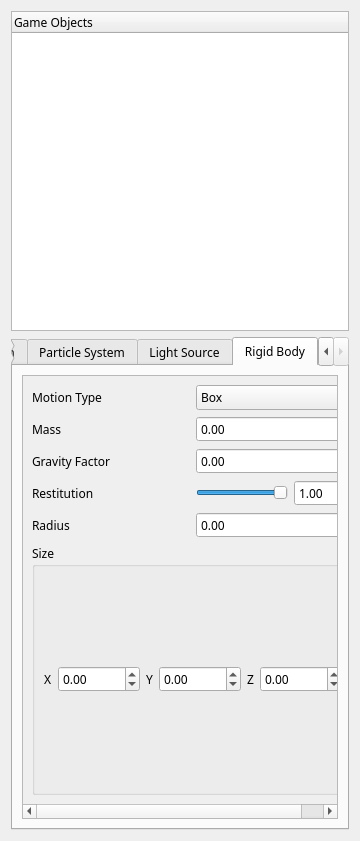
First picture: the form in Source/UI/HierarchyWidget.ui, repository kevinmore/Project-Nebula, before the edit.
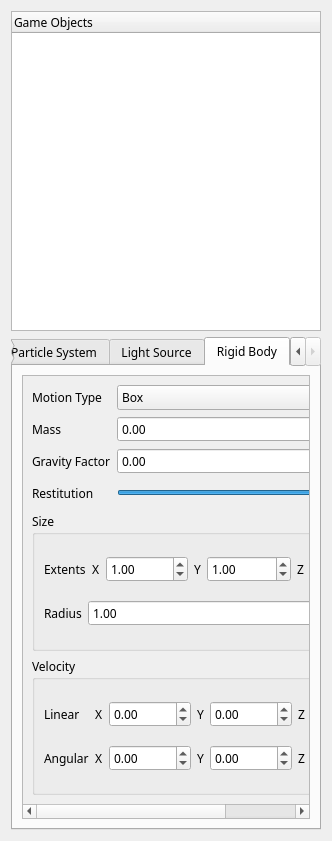
Second picture: the form after the edit. The open tabs and pages were chosen to show the change. Icons and pictures are not drawn.

Commit message: Implemented GUI control over Rigid body

What changed in the file:
```diff
--- a/Source/UI/HierarchyWidget.ui
+++ b/Source/UI/HierarchyWidget.ui
@@ -9,7 +9,7 @@
    <rect>
     <x>0</x>
     <y>0</y>
-    <width>360</width>
+    <width>332</width>
     <height>841</height>
    </rect>
   </property>
@@ -2576,15 +2576,21 @@
            <rect>
             <x>0</x>
             <y>0</y>
-            <width>316</width>
+            <width>288</width>
             <height>428</height>
            </rect>
           </property>
-          <layout class="QVBoxLayout" name="verticalLayout_19">
+          <layout class="QVBoxLayout" name="verticalLayout_21">
            <item>
             <layout class="QGridLayout" name="gridLayout_7">
              <item row="0" column="0">
               <widget class="QLabel" name="label_39">
+               <property name="sizePolicy">
+                <sizepolicy hsizetype="Fixed" vsizetype="Preferred">
+                 <horstretch>0</horstretch>
+                 <verstretch>0</verstretch>
+                </sizepolicy>
+               </property>
                <property name="text">
                 <string>Motion Type</string>
                </property>
@@ -2647,6 +2653,12 @@
              </item>
              <item row="1" column="1">
               <widget class="QDoubleSpinBox" name="doubleSpinBox_RigidBodyMass">
+               <property name="toolTip">
+                <string>Mass of the Rigid Body, Unit: kg</string>
+               </property>
+               <property name="decimals">
+                <number>2</number>
+               </property>
                <property name="maximum">
                 <double>99999.990000000005239</double>
                </property>
@@ -2718,30 +2730,21 @@
              </item>
             </layout>
            </item>
-           <item>
-            <layout class="QHBoxLayout" name="horizontalLayout_51">
-             <item>
-              <widget class="QLabel" name="label_60">
-               <property name="text">
-                <string>Radius</string>
-               </property>
-              </widget>
-             </item>
-             <item>
-              <widget class="QDoubleSpinBox" name="doubleSpinBox_RigidBodyRadius">
-               <property name="maximum">
-                <double>99999.990000000005239</double>
-               </property>
-              </widget>
-             </item>
-            </layout>
-           </item>
            <item>
             <widget class="QGroupBox" name="groupBox_9">
              <property name="title">
               <string>Size</string>
              </property>
-             <layout class="QHBoxLayout" name="horizontalLayout_46">
+             <layout class="QVBoxLayout" name="verticalLayout_19">
+              <item>
+               <layout class="QHBoxLayout" name="horizontalLayout_RigidBody_BoxSize">
+                <item>
+                 <widget class="QLabel" name="label_60">
+                  <property name="text">
+                   <string>Extents</string>
+                  </property>
+                 </widget>
+                </item>
               <item>
                <layout class="QHBoxLayout" name="horizontalLayout_47">
                 <item>
@@ -2765,8 +2768,14 @@
                     <height>0</height>
                    </size>
                   </property>
+                    <property name="toolTip">
+                     <string>Extents of the box on X axis, Unit: Meter</string>
+                    </property>
+                    <property name="decimals">
+                     <number>2</number>
+                    </property>
                   <property name="minimum">
-                   <double>-99999.990000000005239</double>
+                     <double>0.000000000000000</double>
                   </property>
                   <property name="maximum">
                    <double>99999.990000000005239</double>
@@ -2774,6 +2783,9 @@
                   <property name="singleStep">
                    <double>0.100000000000000</double>
                   </property>
+                    <property name="value">
+                     <double>1.000000000000000</double>
+                    </property>
                  </widget>
                 </item>
                </layout>
@@ -2795,8 +2807,14 @@
                     <verstretch>0</verstretch>
                    </sizepolicy>
                   </property>
+                    <property name="toolTip">
+                     <string>Extents of the box on Y axis, Unit: Meter</string>
+                    </property>
+                    <property name="decimals">
+                     <number>2</number>
+                    </property>
                   <property name="minimum">
-                   <double>-99999.990000000005239</double>
+                     <double>0.000000000000000</double>
                   </property>
                   <property name="maximum">
                    <double>99999.990000000005239</double>
@@ -2804,6 +2822,9 @@
                   <property name="singleStep">
                    <double>0.100000000000000</double>
                   </property>
+                    <property name="value">
+                     <double>1.000000000000000</double>
+                    </property>
                  </widget>
                 </item>
                </layout>
@@ -2825,7 +2846,132 @@
                     <verstretch>0</verstretch>
                    </sizepolicy>
                   </property>
+                    <property name="toolTip">
+                     <string>Extents of the box on Z axis, Unit: Meter</string>
+                    </property>
+                    <property name="decimals">
+                     <number>2</number>
+                    </property>
                   <property name="minimum">
+                     <double>0.000000000000000</double>
+                    </property>
+                    <property name="maximum">
+                     <double>99999.990000000005239</double>
+                    </property>
+                    <property name="singleStep">
+                     <double>0.100000000000000</double>
+                    </property>
+                    <property name="value">
+                     <double>1.000000000000000</double>
+                    </property>
+                   </widget>
+                  </item>
+                 </layout>
+                </item>
+               </layout>
+              </item>
+              <item>
+               <layout class="QHBoxLayout" name="horizontalLayout_RigidBody_SphereSize">
+                <item>
+                 <widget class="QLabel" name="label_66">
+                  <property name="sizePolicy">
+                   <sizepolicy hsizetype="Fixed" vsizetype="Preferred">
+                    <horstretch>0</horstretch>
+                    <verstretch>0</verstretch>
+                   </sizepolicy>
+                  </property>
+                  <property name="text">
+                   <string>Radius</string>
+                  </property>
+                 </widget>
+                </item>
+                <item>
+                 <widget class="QDoubleSpinBox" name="doubleSpinBox_RigidBodyRadius">
+                  <property name="toolTip">
+                   <string>Radius of the sphere, Unit: Meter</string>
+                  </property>
+                  <property name="decimals">
+                   <number>2</number>
+                  </property>
+                  <property name="minimum">
+                   <double>0.000000000000000</double>
+                  </property>
+                  <property name="maximum">
+                   <double>99999.990000000005239</double>
+                  </property>
+                  <property name="value">
+                   <double>1.000000000000000</double>
+                  </property>
+                 </widget>
+                </item>
+               </layout>
+              </item>
+             </layout>
+            </widget>
+           </item>
+           <item>
+            <widget class="QGroupBox" name="groupBox_10">
+             <property name="title">
+              <string>Velocity</string>
+             </property>
+             <layout class="QVBoxLayout" name="verticalLayout_20">
+              <item>
+               <layout class="QHBoxLayout" name="horizontalLayout_52">
+                <item>
+                 <widget class="QLabel" name="label_68">
+                  <property name="sizePolicy">
+                   <sizepolicy hsizetype="Fixed" vsizetype="Preferred">
+                    <horstretch>0</horstretch>
+                    <verstretch>0</verstretch>
+                   </sizepolicy>
+                  </property>
+                  <property name="minimumSize">
+                   <size>
+                    <width>45</width>
+                    <height>0</height>
+                   </size>
+                  </property>
+                  <property name="maximumSize">
+                   <size>
+                    <width>45</width>
+                    <height>16777215</height>
+                   </size>
+                  </property>
+                  <property name="text">
+                   <string>Linear</string>
+                  </property>
+                 </widget>
+                </item>
+                <item>
+                 <layout class="QHBoxLayout" name="horizontalLayout_53">
+                  <item>
+                   <widget class="QLabel" name="label_69">
+                    <property name="text">
+                     <string>X</string>
+                    </property>
+                   </widget>
+                  </item>
+                  <item>
+                   <widget class="QDoubleSpinBox" name="doubleSpinBox_RigidBoxLinearVelocityX">
+                    <property name="sizePolicy">
+                     <sizepolicy hsizetype="Expanding" vsizetype="Fixed">
+                      <horstretch>0</horstretch>
+                      <verstretch>0</verstretch>
+                     </sizepolicy>
+                    </property>
+                    <property name="minimumSize">
+                     <size>
+                      <width>0</width>
+                      <height>0</height>
+                     </size>
+                    </property>
+                    <property name="toolTip">
+                     <string>Linear Velocity on X axis, Unit: Meter/Second</string>
+                    </property>
+                    <property name="decimals">
+                     <number>2</number>
+                    </property>
+                    <property name="minimum">
                    <double>-99999.990000000005239</double>
                   </property>
                   <property name="maximum">
@@ -2841,20 +2987,254 @@
                 </item>
                </layout>
               </item>
-             </layout>
-            </widget>
-           </item>
-          </layout>
-         </widget>
-        </widget>
-       </item>
-      </layout>
-     </widget>
+                <item>
+                 <layout class="QHBoxLayout" name="horizontalLayout_54">
+                  <item>
+                   <widget class="QLabel" name="label_70">
+                    <property name="text">
+                     <string>Y</string>
+                    </property>
+                   </widget>
+                  </item>
+                  <item>
+                   <widget class="QDoubleSpinBox" name="doubleSpinBox_RigidBoxLinearVelocityY">
+                    <property name="sizePolicy">
+                     <sizepolicy hsizetype="Expanding" vsizetype="Fixed">
+                      <horstretch>0</horstretch>
+                      <verstretch>0</verstretch>
+                     </sizepolicy>
+                    </property>
+                    <property name="toolTip">
+                     <string>Linear Velocity on Y axis, Unit: Meter/Second</string>
+                    </property>
+                    <property name="decimals">
+                     <number>2</number>
+                    </property>
+                    <property name="minimum">
+                     <double>-99999.990000000005239</double>
+                    </property>
+                    <property name="maximum">
+                     <double>99999.990000000005239</double>
+                    </property>
+                    <property name="singleStep">
+                     <double>0.100000000000000</double>
+                    </property>
+                    <property name="value">
+                     <double>0.000000000000000</double>
+                    </property>
+                   </widget>
+                  </item>
+                 </layout>
+                </item>
+                <item>
+                 <layout class="QHBoxLayout" name="horizontalLayout_55">
+                  <item>
+                   <widget class="QLabel" name="label_71">
+                    <property name="text">
+                     <string>Z</string>
+                    </property>
+                   </widget>
+                  </item>
+                  <item>
+                   <widget class="QDoubleSpinBox" name="doubleSpinBox_RigidBoxLinearVelocityZ">
+                    <property name="sizePolicy">
+                     <sizepolicy hsizetype="Expanding" vsizetype="Fixed">
+                      <horstretch>0</horstretch>
+                      <verstretch>0</verstretch>
+                     </sizepolicy>
+                    </property>
+                    <property name="toolTip">
+                     <string>Linear Velocity on Z axis, Unit: Meter/Second</string>
+                    </property>
+                    <property name="decimals">
+                     <number>2</number>
+                    </property>
+                    <property name="minimum">
+                     <double>-99999.990000000005239</double>
+                    </property>
+                    <property name="maximum">
+                     <double>99999.990000000005239</double>
+                    </property>
+                    <property name="singleStep">
+                     <double>0.100000000000000</double>
+                    </property>
+                    <property name="value">
+                     <double>0.000000000000000</double>
+                    </property>
+                   </widget>
+                  </item>
+                 </layout>
+                </item>
+               </layout>
+              </item>
+              <item>
+               <layout class="QHBoxLayout" name="horizontalLayout_56">
+                <item>
+                 <widget class="QLabel" name="label_72">
+                  <property name="sizePolicy">
+                   <sizepolicy hsizetype="Fixed" vsizetype="Preferred">
+                    <horstretch>0</horstretch>
+                    <verstretch>0</verstretch>
+                   </sizepolicy>
+                  </property>
+                  <property name="minimumSize">
+                   <size>
+                    <width>45</width>
+                    <height>0</height>
+                   </size>
+                  </property>
+                  <property name="maximumSize">
+                   <size>
+                    <width>45</width>
+                    <height>16777215</height>
+                   </size>
+                  </property>
+                  <property name="text">
+                   <string>Angular</string>
+                  </property>
+                 </widget>
+                </item>
+                <item>
+                 <layout class="QHBoxLayout" name="horizontalLayout_57">
+                  <item>
+                   <widget class="QLabel" name="label_73">
+                    <property name="text">
+                     <string>X</string>
+                    </property>
+                   </widget>
+                  </item>
+                  <item>
+                   <widget class="QDoubleSpinBox" name="doubleSpinBox_RigidBoxAngularVelocityX">
+                    <property name="sizePolicy">
+                     <sizepolicy hsizetype="Expanding" vsizetype="Fixed">
+                      <horstretch>0</horstretch>
+                      <verstretch>0</verstretch>
+                     </sizepolicy>
+                    </property>
+                    <property name="minimumSize">
+                     <size>
+                      <width>0</width>
+                      <height>0</height>
+                     </size>
+                    </property>
+                    <property name="toolTip">
+                     <string>Angular Velocity on X axis, Unit: Radians/Second</string>
+                    </property>
+                    <property name="decimals">
+                     <number>2</number>
+                    </property>
+                    <property name="minimum">
+                     <double>-99999.990000000005239</double>
+                    </property>
+                    <property name="maximum">
+                     <double>99999.990000000005239</double>
+                    </property>
+                    <property name="singleStep">
+                     <double>0.100000000000000</double>
+                    </property>
+                    <property name="value">
+                     <double>0.000000000000000</double>
+                    </property>
+                   </widget>
+                  </item>
+                 </layout>
+                </item>
+                <item>
+                 <layout class="QHBoxLayout" name="horizontalLayout_58">
+                  <item>
+                   <widget class="QLabel" name="label_74">
+                    <property name="text">
+                     <string>Y</string>
+                    </property>
+                   </widget>
+                  </item>
+                  <item>
+                   <widget class="QDoubleSpinBox" name="doubleSpinBox_RigidBoxAngularVelocityY">
+                    <property name="sizePolicy">
+                     <sizepolicy hsizetype="Expanding" vsizetype="Fixed">
+                      <horstretch>0</horstretch>
+                      <verstretch>0</verstretch>
+                     </sizepolicy>
+                    </property>
+                    <property name="toolTip">
+                     <string>Angular Velocity on Y axis, Unit: Radians/Second</string>
+                    </property>
+                    <property name="decimals">
+                     <number>2</number>
+                    </property>
+                    <property name="minimum">
+                     <double>-99999.990000000005239</double>
+                    </property>
+                    <property name="maximum">
+                     <double>99999.990000000005239</double>
+                    </property>
+                    <property name="singleStep">
+                     <double>0.100000000000000</double>
+                    </property>
+                    <property name="value">
+                     <double>0.000000000000000</double>
+                    </property>
     </widget>
    </item>
   </layout>
- </widget>
- <resources/>
+                </item>
+                <item>
+                 <layout class="QHBoxLayout" name="horizontalLayout_59">
+                  <item>
+                   <widget class="QLabel" name="label_75">
+                    <property name="text">
+                     <string>Z</string>
+                    </property>
+                   </widget>
+                  </item>
+                  <item>
+                   <widget class="QDoubleSpinBox" name="doubleSpinBox_RigidBoxAngularVelocityZ">
+                    <property name="sizePolicy">
+                     <sizepolicy hsizetype="Expanding" vsizetype="Fixed">
+                      <horstretch>0</horstretch>
+                      <verstretch>0</verstretch>
+                     </sizepolicy>
+                    </property>
+                    <property name="toolTip">
+                     <string>Angular Velocity on Z axis, Unit: Radians/Second</string>
+                    </property>
+                    <property name="decimals">
+                     <number>2</number>
+                    </property>
+                    <property name="minimum">
+                     <double>-99999.990000000005239</double>
+                    </property>
+                    <property name="maximum">
+                     <double>99999.990000000005239</double>
+                    </property>
+                    <property name="singleStep">
+                     <double>0.100000000000000</double>
+                    </property>
+                    <property name="value">
+                     <double>0.000000000000000</double>
+                    </property>
+                   </widget>
+                  </item>
+                 </layout>
+                </item>
+               </layout>
+              </item>
+             </layout>
+            </widget>
+           </item>
+          </layout>
+         </widget>
+        </widget>
+       </item>
+      </layout>
+     </widget>
+    </widget>
+   </item>
+  </layout>
+ </widget>
+ <resources>
+  <include location="../../Resource/StyleSheets/Icons/icons.qrc"/>
+ </resources>
  <connections>
   <connection>
    <sender>horizontalSlider_EmitAmount</sender>
```
Left out of the diff: 14 changed lines with no effect on the pictures. Lines whose indentation alone changed are shown as unchanged. The commit also changes 435 other files.
